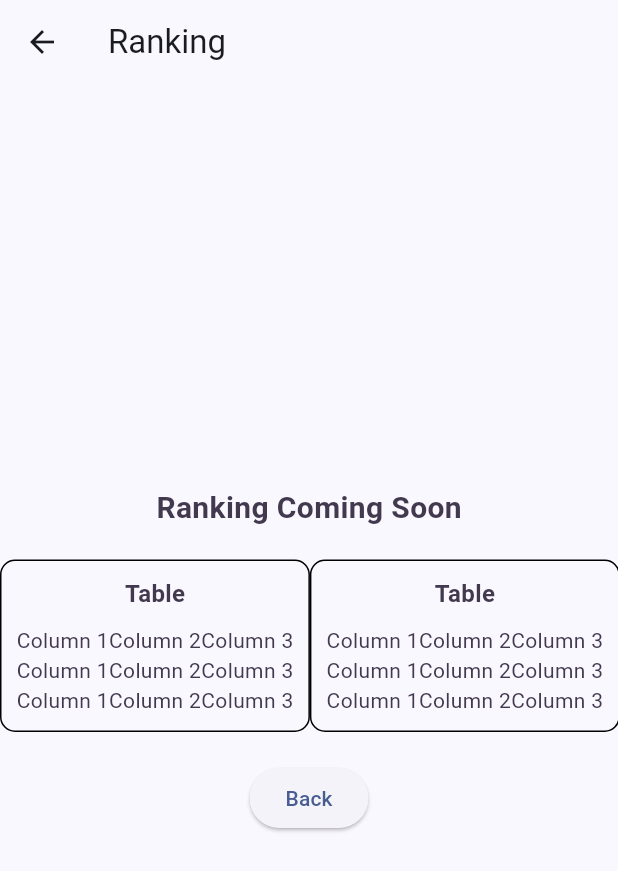
After one commit to UNIZAR-30226-2024-10/front-end-app, a Flutter app: the RankingScreen screen opened by its route, on a phone screen of 412 x 824 dp. The commit adds this screen. Shown: the top 871 px of the screen. Run offline on Flutter 3.47's test engine with Material 3 defaults, Android fonts, the phone set to English and light mode, and no system bars; our stand-ins replace audioplayers, go_router, shared_preferences; missing offline and left inert: dart:js; accounts and stored records are empty.

Commit message:
Prueba pantalla ranking añadida

```diff
--- a/lib/main_menu/main_menu_screen.dart
+++ b/lib/main_menu/main_menu_screen.dart
@@ -89,6 +89,11 @@ class MainMenuScreen extends StatelessWidget {
             ),
             _gap,
             MyButton(
+              onPressed: () => GoRouter.of(context).go('/ranking'),
+              child: const Text('Ranking'),
+            ),
+            _gap,
+            MyButton(
               onPressed: () => GoRouter.of(context).push('/settings'),
               child: const Text('Settings'),
             ),
--- a/lib/router.dart
+++ b/lib/router.dart
@@ -2,6 +2,9 @@
 // for details. All rights reserved. Use of this source code is governed by a
 // BSD-style license that can be found in the LICENSE file.
 
+import 'dart:js';
+
+import 'package:basic/settings/persistence/ranking_screen.dart';
 import 'package:flutter/foundation.dart';
 import 'package:go_router/go_router.dart';
 import 'package:provider/provider.dart';
@@ -94,6 +97,10 @@ final router = GoRouter(
           builder: (context, state) =>
               const SettingsScreen(key: Key('settings')),
         ),
+        GoRoute(
+          path: 'ranking',
+          builder: (context, state) => RankingScreen(),
+          ),
       ],
     ),
   ],
--- /dev/null
+++ b/lib/settings/persistence/ranking_screen.dart
@@ -0,0 +1,77 @@
+import 'package:flutter/material.dart';
+
+class RankingScreen extends StatefulWidget {
+  @override
+  _RankingScreenState createState() => _RankingScreenState();
+}
+
+class _RankingScreenState extends State<RankingScreen> {
+  @override
+  Widget build(BuildContext context) {
+    return Scaffold(
+      appBar: AppBar(
+        title: Text('Ranking'),
+      ),
+      body: Center(
+        child: Column(
+          mainAxisAlignment: MainAxisAlignment.center,
+          children: <Widget>[
+            Text(
+              'Ranking Coming Soon',
+              style: TextStyle(fontSize: 20.0, fontWeight: FontWeight.bold),
+            ),
+            SizedBox(height: 20.0),
+            Row(
+              mainAxisAlignment: MainAxisAlignment.spaceEvenly,
+              children: <Widget>[
+                _buildTable(),
+                _buildTable(),
+              ],
+            ),
+            SizedBox(height: 20.0),
+            ElevatedButton(
+              onPressed: () {
+                Navigator.of(context).pop();
+              },
+              child: Text('Back'),
+            ),
+          ],
+        ),
+      ),
+    );
+  }
+
+  Widget _buildTable() {
+    return Container(
+      decoration: BoxDecoration(
+        border: Border.all(),
+        borderRadius: BorderRadius.circular(10.0),
+      ),
+      padding: EdgeInsets.all(10.0),
+      child: Column(
+        children: <Widget>[
+          Text(
+            'Table',
+            style: TextStyle(fontSize: 16.0, fontWeight: FontWeight.bold),
+          ),
+          SizedBox(height: 10.0),
+          _buildTableRow(),
+          _buildTableRow(),
+          _buildTableRow(),
+        ],
+      ),
+    );
+  }
+
+  Widget _buildTableRow() {
+    return Row(
+      mainAxisAlignment: MainAxisAlignment.spaceEvenly,
+      children: <Widget>[
+        Text('Column 1'),
+        Text('Column 2'),
+        Text('Column 3'),
+      ],
+    );
+  }
+}
+// rwq
```
